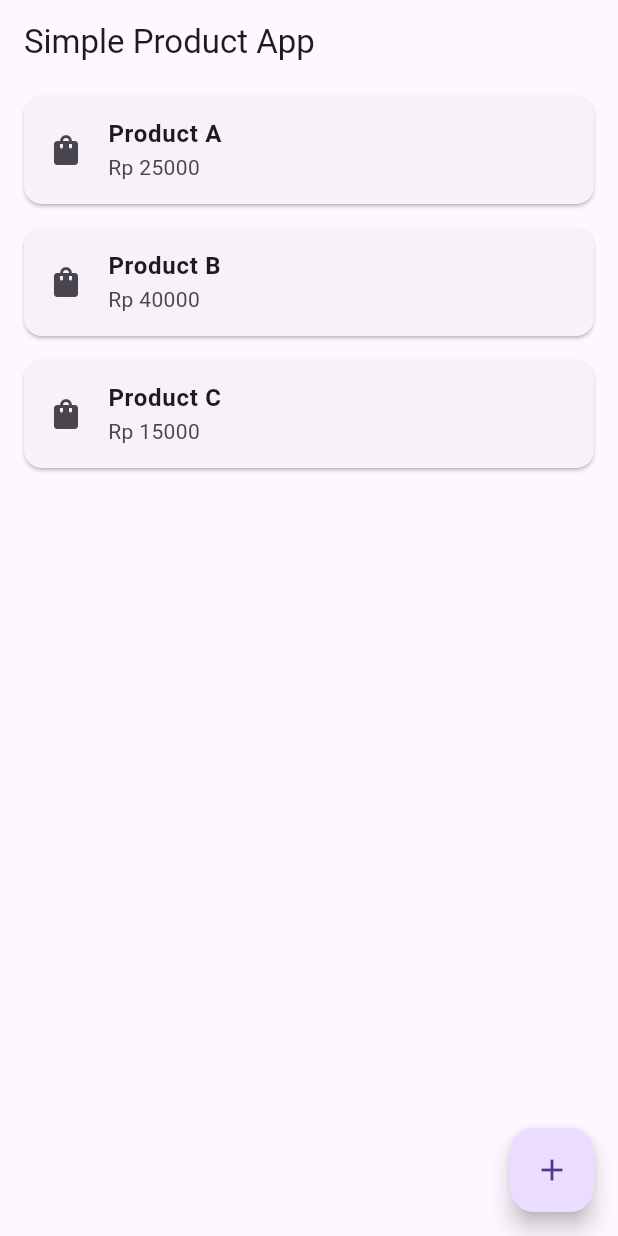
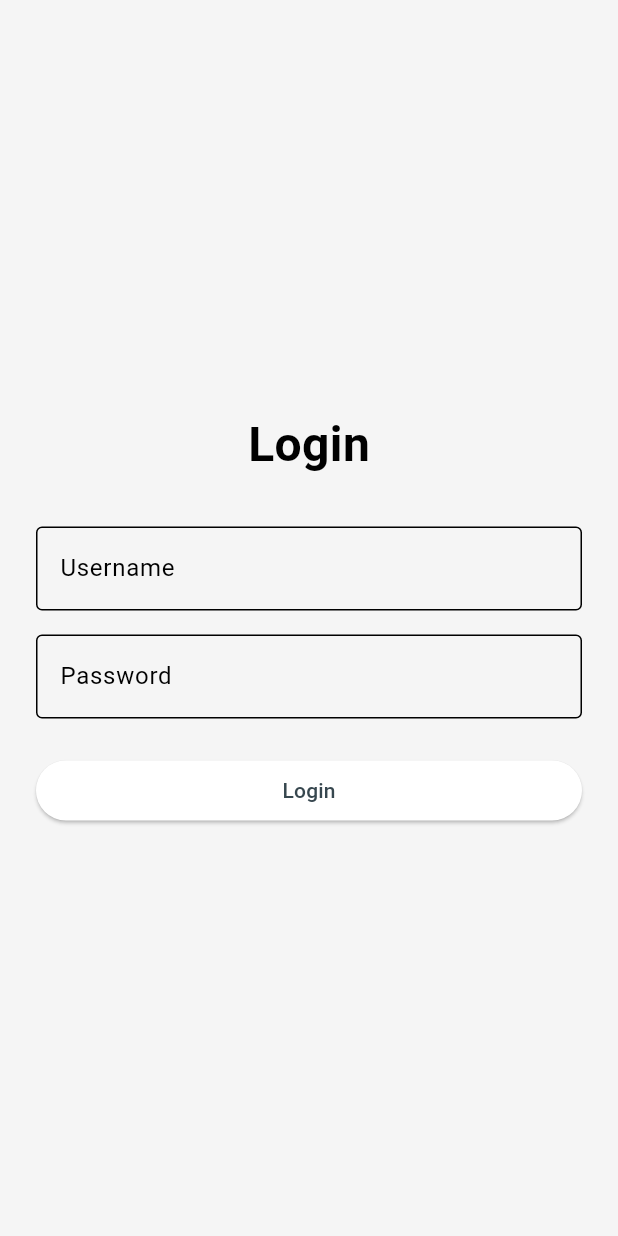
Before and after one commit to Fadhillahdnr/simple-product-app-flutter, a Flutter app: the screen it shows after launch, on a phone screen of 412 x 824 dp. Run offline on Flutter 3.47's test engine with Material 3 defaults, Android fonts, the light colour scheme and no system bars.

Commit message:
Update Login & Card Product

```diff
--- a/lib/main.dart
+++ b/lib/main.dart
@@ -1,147 +1,19 @@
 import 'package:flutter/material.dart';
+import 'pages/login_page.dart';
+import 'theme/app_theme.dart';
 
 void main() {
-  runApp(const MyApp());
+  runApp(MyApp());
 }
 
 class MyApp extends StatelessWidget {
-  const MyApp({super.key});
-
   @override
   Widget build(BuildContext context) {
-    return const MaterialApp(
+    return MaterialApp(
+      title: 'My Shop',
       debugShowCheckedModeBanner: false,
-      home: HomePage(),
+      theme: AppTheme.lightTheme,
+      home: LoginPage(),
     );
   }
 }
-
-class HomePage extends StatefulWidget {
-  const HomePage({super.key});
-
-  @override
-  State<HomePage> createState() => _HomePageState();
-}
-
-class _HomePageState extends State<HomePage> {
-  final List<Map<String, dynamic>> products = [
-    {'name': 'Product A', 'price': 25000},
-    {'name': 'Product B', 'price': 40000},
-    {'name': 'Product C', 'price': 15000},
-  ];
-
-  final TextEditingController nameController = TextEditingController();
-  final TextEditingController priceController = TextEditingController();
-
-  final GlobalKey<FormState> _formKey = GlobalKey<FormState>();
-
-  void addProduct() {
-    if (_formKey.currentState!.validate()) {
-      setState(() {
-        products.add({
-          'name': nameController.text,
-          'price': int.parse(priceController.text),
-        });
-      });
-
-      nameController.clear();
-      priceController.clear();
-
-      Navigator.pop(context);
-    }
-  }
-
-  void showAddProductDialog() {
-    showDialog(
-      context: context,
-      builder: (_) {
-        return AlertDialog(
-          title: const Text('Tambah Produk'),
-          content: Form(
-            key: _formKey,
-            child: Column(
-              mainAxisSize: MainAxisSize.min,
-              children: [
-                TextFormField(
-                  controller: nameController,
-                  decoration: const InputDecoration(
-                    labelText: 'Nama Produk',
-                  ),
-                  validator: (value) {
-                    if (value == null || value.isEmpty) {
-                      return 'Nama tidak boleh kosong';
-                    }
-                    return null;
-                  },
-                ),
-                TextFormField(
-                  controller: priceController,
-                  decoration: const InputDecoration(
-                    labelText: 'Harga',
-                  ),
-                  keyboardType: TextInputType.number,
-                  validator: (value) {
-                    if (value == null || value.isEmpty) {
-                      return 'Harga tidak boleh kosong';
-                    }
-                    if (int.tryParse(value) == null) {
-                      return 'Harga harus angka';
-                    }
-                    return null;
-                  },
-                ),
-              ],
-            ),
-          ),
-          actions: [
-            TextButton(
-              onPressed: () => Navigator.pop(context),
-              child: const Text('Batal'),
-            ),
-            ElevatedButton(
-              onPressed: addProduct,
-              child: const Text('Simpan'),
-            ),
-          ],
-        );
-      },
-    );
-  }
-
-  @override
-  Widget build(BuildContext context) {
-    return Scaffold(
-      appBar: AppBar(
-        title: const Text('Simple Product App'),
-      ),
-      floatingActionButton: FloatingActionButton(
-        onPressed: showAddProductDialog,
-        child: const Icon(Icons.add),
-      ),
-      body: LayoutBuilder(
-        builder: (context, constraints) {
-          return ListView.builder(
-            itemCount: products.length,
-            itemBuilder: (context, index) {
-              final product = products[index];
-              return Card(
-                margin: const EdgeInsets.symmetric(
-                  horizontal: 16,
-                  vertical: 8,
-                ),
-                child: ListTile(
-                  leading: const Icon(Icons.shopping_bag),
-                  title: Text(
-                    product['name'],
-                    style: const TextStyle(fontWeight: FontWeight.bold),
-                  ),
-                  subtitle: Text('Rp ${product['price']}'),
-                ),
-              );
-            },
-          );
-        },
-      ),
-    );
-  }
-}
--- /dev/null
+++ b/lib/pages/login_page.dart
@@ -0,0 +1,102 @@
+import 'package:flutter/material.dart';
+import 'home_page.dart';
+
+class LoginPage extends StatefulWidget {
+  const LoginPage({Key? key}) : super(key: key);
+
+  @override
+  _LoginPageState createState() => _LoginPageState();
+}
+
+class _LoginPageState extends State<LoginPage> {
+  final _formKey = GlobalKey<FormState>();
+  final TextEditingController _usernameController = TextEditingController();
+  final TextEditingController _passwordController = TextEditingController();
+
+  bool _isLoading = false;
+
+  void _login() {
+    if (_formKey.currentState!.validate()) {
+      setState(() {
+        _isLoading = true;
+      });
+
+      Future.delayed(Duration(seconds: 1), () {
+        setState(() {
+          _isLoading = false;
+        });
+
+        if (_usernameController.text == 'admin' &&
+            _passwordController.text == '1234') {
+          Navigator.pushReplacement(
+            context,
+            MaterialPageRoute(builder: (_) => HomePage()),
+          );
+        } else {
+          ScaffoldMessenger.of(context).showSnackBar(
+            SnackBar(content: Text('Username atau password salah')),
+          );
+        }
+      });
+    }
+  }
+
+  @override
+  Widget build(BuildContext context) {
+    return Scaffold(
+      body: Center(
+        child: Padding(
+          padding: const EdgeInsets.all(24.0),
+          child: Form(
+            key: _formKey,
+            child: Column(
+              mainAxisSize: MainAxisSize.min,
+              children: [
+                Text('Login', style: TextStyle(fontSize: 32, fontWeight: FontWeight.bold)),
+                SizedBox(height: 32),
+                TextFormField(
+                  controller: _usernameController,
+                  decoration: InputDecoration(
+                    labelText: 'Username',
+                    border: OutlineInputBorder(),
+                  ),
+                  validator: (value) {
+                    if (value == null || value.isEmpty) {
+                      return 'Masukkan username';
+                    }
+                    return null;
+                  },
+                ),
+                SizedBox(height: 16),
+                TextFormField(
+                  controller: _passwordController,
+                  decoration: InputDecoration(
+                    labelText: 'Password',
+                    border: OutlineInputBorder(),
+                  ),
+                  obscureText: true,
+                  validator: (value) {
+                    if (value == null || value.isEmpty) {
+                      return 'Masukkan password';
+                    }
+                    return null;
+                  },
+                ),
+                SizedBox(height: 24),
+                _isLoading
+                    ? CircularProgressIndicator()
+                    : SizedBox(
+                        width: double.infinity,
+                        child: ElevatedButton(
+                          onPressed: _login,
+                          child: Text('Login'),
+                        ),
+                      ),
+              ],
+            ),
+          ),
+        ),
+      ),
+    );
+  }
+}
--- /dev/null
+++ b/lib/theme/app_theme.dart
@@ -0,0 +1,23 @@
+import 'package:flutter/material.dart';
+
+class AppTheme {
+  static final Color primaryColor = Colors.blueGrey.shade800;
+  static final Color accentColor = Colors.tealAccent.shade400;
+  static final Color backgroundColor = Colors.grey.shade100;
+
+  static ThemeData lightTheme = ThemeData(
+    primaryColor: primaryColor,
+    colorScheme: ColorScheme.light(
+      primary: primaryColor,
+      secondary: accentColor,
+    ),
+    scaffoldBackgroundColor: backgroundColor,
+    appBarTheme: AppBarTheme(
+      backgroundColor: primaryColor,
+      foregroundColor: Colors.white,
+    ),
+    floatingActionButtonTheme: FloatingActionButtonThemeData(
+      backgroundColor: accentColor,
+    ),
+  );
+}
```
Also changed, not shown: lib/data/product_data.dart (added, +25 -0 lines), lib/models/product.dart (added, +15 -0 lines), lib/pages/home_page.dart (added, +115 -0 lines), lib/pages/product_detail_page.dart (added, +57 -0 lines), lib/utils/currency_formatter.dart (added, +12 -0 lines), lib/widgets/cart_widget.dart (added, +46 -0 lines), lib/widgets/product_card.dart (added, +35 -0 lines), pubspec.yaml (+4 -67 lines), assets/images/product1.png (added), assets/images/product2.png (added), assets/images/product3.png (added), pubspec.lock.
